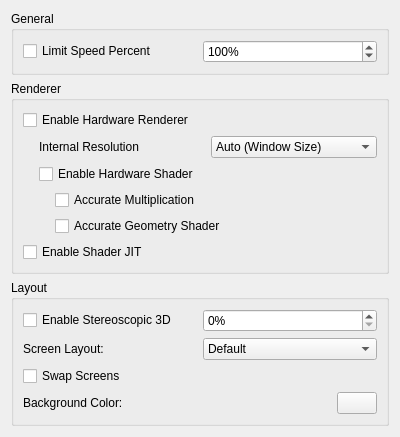
Above: src/citra_qt/configuration/configure_graphics.ui from dampih/citra-du before the change. Below: the same form after it.
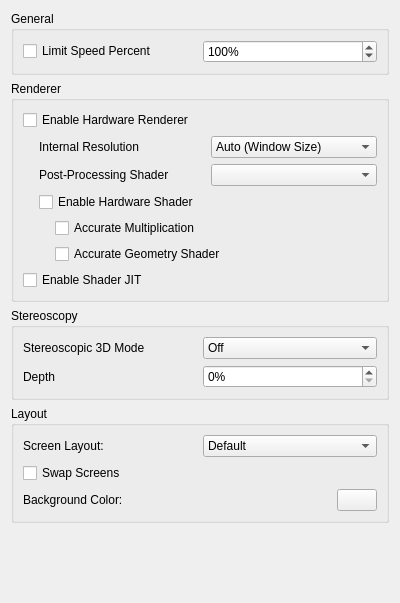
That is the form after the change.

The edit to the form file:
```diff
--- a/src/citra_qt/configuration/configure_graphics.ui
+++ b/src/citra_qt/configuration/configure_graphics.ui
@@ -7,7 +7,7 @@
     <x>0</x>
     <y>0</y>
     <width>400</width>
-    <height>427</height>
+    <height>603</height>
    </rect>
   </property>
   <property name="windowTitle">
@@ -151,6 +151,20 @@
            </item>
           </layout>
          </item>
+         <item>
+          <layout class="QHBoxLayout" name="horizontalLayout_11">
+           <item>
+            <widget class="QLabel" name="label_2">
+             <property name="text">
+              <string>Post-Processing Shader</string>
+             </property>
+            </widget>
+           </item>
+           <item>
+            <widget class="QComboBox" name="shader_combobox"/>
+           </item>
+          </layout>
+         </item>
          <item>
           <widget class="QCheckBox" name="toggle_hw_shader">
            <property name="toolTip">
@@ -215,39 +229,78 @@
      </layout>
     </widget>
    </item>
+   <item>
+    <widget class="QGroupBox" name="groupBox">
+     <property name="title">
+      <string>Stereoscopy</string>
+     </property>
+     <layout class="QVBoxLayout" name="verticalLayout_4">
+      <item>
+       <layout class="QHBoxLayout" name="horizontalLayout_5">
+        <item>
+         <widget class="QLabel" name="label_4">
+          <property name="text">
+           <string>Stereoscopic 3D Mode</string>
+          </property>
+         </widget>
+        </item>
+        <item>
+         <widget class="QComboBox" name="render_3d_combobox">
+          <item>
+           <property name="text">
+            <string>Off</string>
+           </property>
+          </item>
+          <item>
+           <property name="text">
+            <string>Side by Side</string>
+           </property>
+          </item>
+          <item>
+           <property name="text">
+            <string>Anaglyph</string>
+           </property>
+          </item>
+         </widget>
+        </item>
+       </layout>
+      </item>
+      <item>
+       <layout class="QHBoxLayout" name="horizontalLayout_7">
+        <item>
+         <widget class="QLabel" name="label_3">
+          <property name="text">
+           <string>Depth</string>
+          </property>
+         </widget>
+        </item>
+        <item>
+         <widget class="QSpinBox" name="factor_3d">
+          <property name="suffix">
+           <string>%</string>
+          </property>
+          <property name="minimum">
+           <number>0</number>
+          </property>
+          <property name="maximum">
+           <number>100</number>
+          </property>
+          <property name="value">
+           <number>0</number>
+          </property>
+         </widget>
+        </item>
+       </layout>
+      </item>
+     </layout>
+    </widget>
+   </item>
    <item>
     <widget class="QGroupBox" name="layoutBox">
      <property name="title">
       <string>Layout</string>
      </property>
      <layout class="QVBoxLayout" name="verticalLayout_3">
-      <item>
-       <layout class="QHBoxLayout" name="horizontalLayout_5">
-        <item>
-         <widget class="QCheckBox" name="toggle_3d">
-          <property name="text">
-           <string>Enable Stereoscopic 3D</string>
-          </property>
-         </widget>
-        </item>
-        <item>
-         <widget class="QSpinBox" name="factor_3d">
-          <property name="suffix">
-           <string>%</string>
-          </property>
-          <property name="minimum">
-           <number>0</number>
-          </property>
-          <property name="maximum">
-           <number>100</number>
-          </property>
-          <property name="value">
-           <number>0</number>
-          </property>
-         </widget>
-        </item>
-       </layout>
-      </item>
       <item>
        <layout class="QHBoxLayout" name="horizontalLayout_4">
         <item>
```
